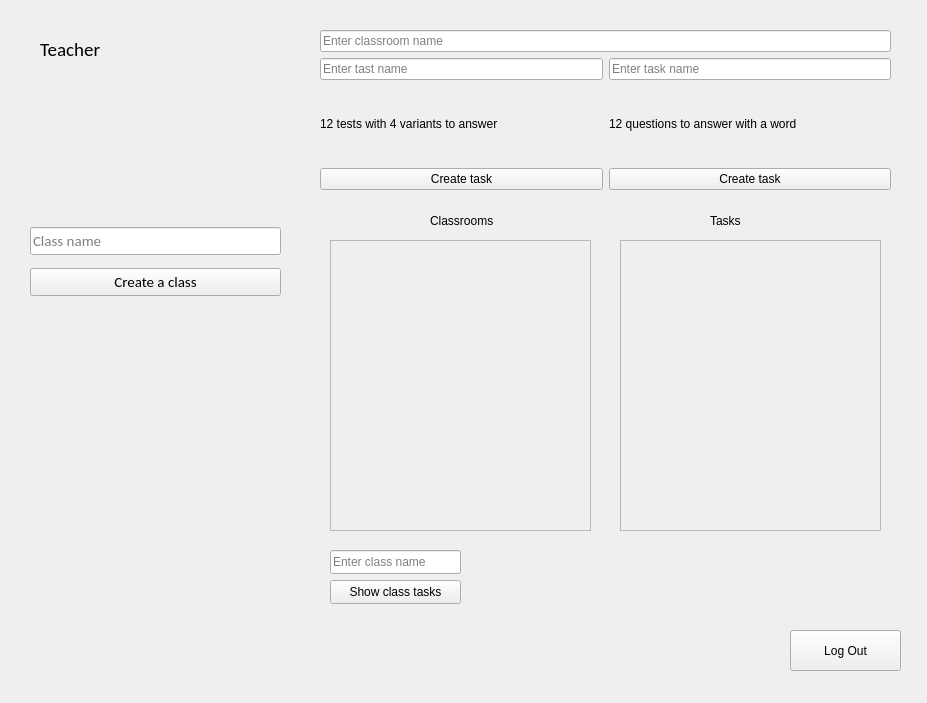
fenrirm/study_project, file studyProject/teacherwindow.ui: the form before one commit.
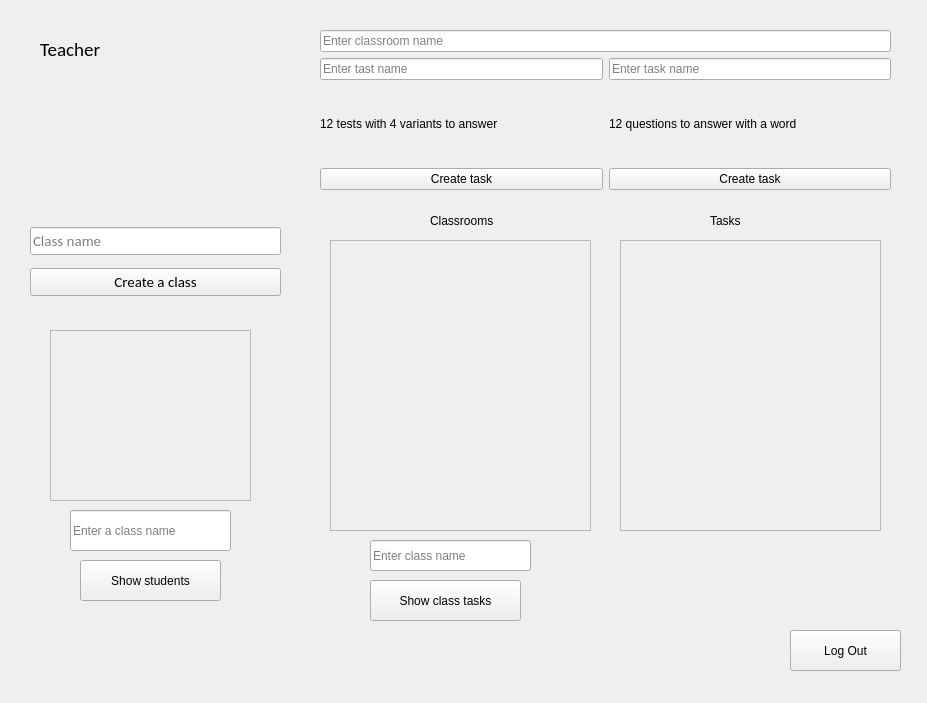
The form after the commit. Icons and pictures are not drawn.

Commit message: added function showStudents to teacherwindow

```diff
--- a/studyProject/teacherwindow.ui
+++ b/studyProject/teacherwindow.ui
@@ -281,10 +281,10 @@
    <widget class="QLineEdit" name="ClassNameToShow">
     <property name="geometry">
      <rect>
-      <x>330</x>
-      <y>550</y>
-      <width>131</width>
-      <height>24</height>
+      <x>370</x>
+      <y>540</y>
+      <width>161</width>
+      <height>31</height>
      </rect>
     </property>
     <property name="placeholderText">
@@ -294,10 +294,10 @@
    <widget class="QPushButton" name="ShowClassTasks">
     <property name="geometry">
      <rect>
-      <x>330</x>
+      <x>370</x>
       <y>580</y>
-      <width>131</width>
-      <height>24</height>
+      <width>151</width>
+      <height>41</height>
      </rect>
     </property>
     <property name="text">
@@ -330,6 +330,62 @@
      <string>Tasks</string>
     </property>
    </widget>
+   <widget class="QScrollArea" name="scrollArea">
+    <property name="geometry">
+     <rect>
+      <x>50</x>
+      <y>330</y>
+      <width>201</width>
+      <height>171</height>
+     </rect>
+    </property>
+    <property name="widgetResizable">
+     <bool>true</bool>
+    </property>
+    <widget class="QWidget" name="scrollAreaWidgetContents_3">
+     <property name="geometry">
+      <rect>
+       <x>0</x>
+       <y>0</y>
+       <width>199</width>
+       <height>169</height>
+      </rect>
+     </property>
+     <layout class="QGridLayout" name="gridLayout_3">
+      <item row="0" column="0">
+       <widget class="QWidget" name="verticalWidget_3" native="true">
+        <layout class="QVBoxLayout" name="studentsLayout"/>
+       </widget>
+      </item>
+     </layout>
+    </widget>
+   </widget>
+   <widget class="QLineEdit" name="className">
+    <property name="geometry">
+     <rect>
+      <x>70</x>
+      <y>510</y>
+      <width>161</width>
+      <height>41</height>
+     </rect>
+    </property>
+    <property name="placeholderText">
+     <string>Enter a class name</string>
+    </property>
+   </widget>
+   <widget class="QPushButton" name="showStudents">
+    <property name="geometry">
+     <rect>
+      <x>80</x>
+      <y>560</y>
+      <width>141</width>
+      <height>41</height>
+     </rect>
+    </property>
+    <property name="text">
+     <string>Show students</string>
+    </property>
+   </widget>
   </widget>
  </widget>
  <resources/>
```
The commit also changes 7 other files.
